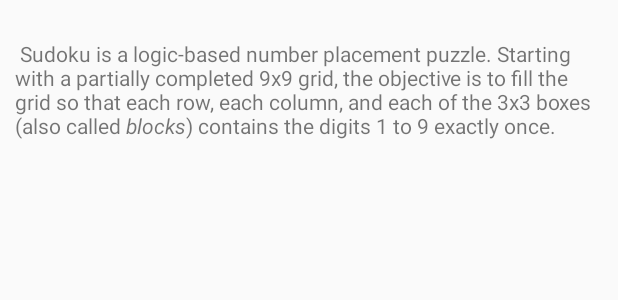
After one commit to Sirlsliang/AndroidLearn, an Android app: the layout about.xml on its own in the app's theme, with its tools: preview values and no code run, on a phone screen of 412 x 824 dp. The commit adds this screen. Shown: the top 300 px of the screen. Run offline under Robolectric (Android 15) with nearby library versions, the phone set to English and light mode, and no system bars.

Commit message:
add about dialog

```diff
--- a/firstApp/MyVrSchool/app/src/main/AndroidManifest.xml
+++ b/firstApp/MyVrSchool/app/src/main/AndroidManifest.xml
@@ -15,6 +15,9 @@
                 <category android:name="android.intent.category.LAUNCHER" />
             </intent-filter>
         </activity>
+        <activity android:name=".About"
+            android:label="@string/about_title">
+        </activity>
     </application>
 
 </manifest>
--- /dev/null
+++ b/firstApp/MyVrSchool/app/src/main/res/layout/about.xml
@@ -0,0 +1,11 @@
+<?xml version="1.0" encoding="utf-8"?>
+<ScrollView xmlns:android="http://schemas.android.com/apk/res/android"
+    android:layout_width="fill_parent"
+    android:layout_height="fill_parent"
+    android:padding="10dp">
+    <TextView
+        android:layout_width="wrap_content"
+        android:layout_height="wrap_content"
+        android:id="@+id/about_content"
+        android:text="@string/about_text"/>
+</ScrollView>
--- a/firstApp/MyVrSchool/app/src/main/res/values/strings.xml
+++ b/firstApp/MyVrSchool/app/src/main/res/values/strings.xml
@@ -5,4 +5,13 @@
     <string name="new_game_label">New Game</string>
     <string name="about_label">About</string>
     <string name="exit_label">Exit</string>
+    <string name="about_title">About Android Sudoku</string>
+    <string name="about_text">\
+        Sudoku is a logic-based number placement puzzle.
+        Starting with a partially completed 9x9 grid, the
+        objective is to fill the grid so that each
+        row, each column, and each of the 3x3 boxes
+        (also called <i>blocks</i>) contains the digits
+        1 to 9 exactly once.
+    </string>
 </resources>
```
Also changed, not shown: firstApp/MyVrSchool/app/src/main/java/cn/edu/tust/myvrschool/About.java (added, +15 -0 lines), firstApp/MyVrSchool/app/src/main/java/cn/edu/tust/myvrschool/MainActivity.java (+21 -1 lines), 1 other file.
